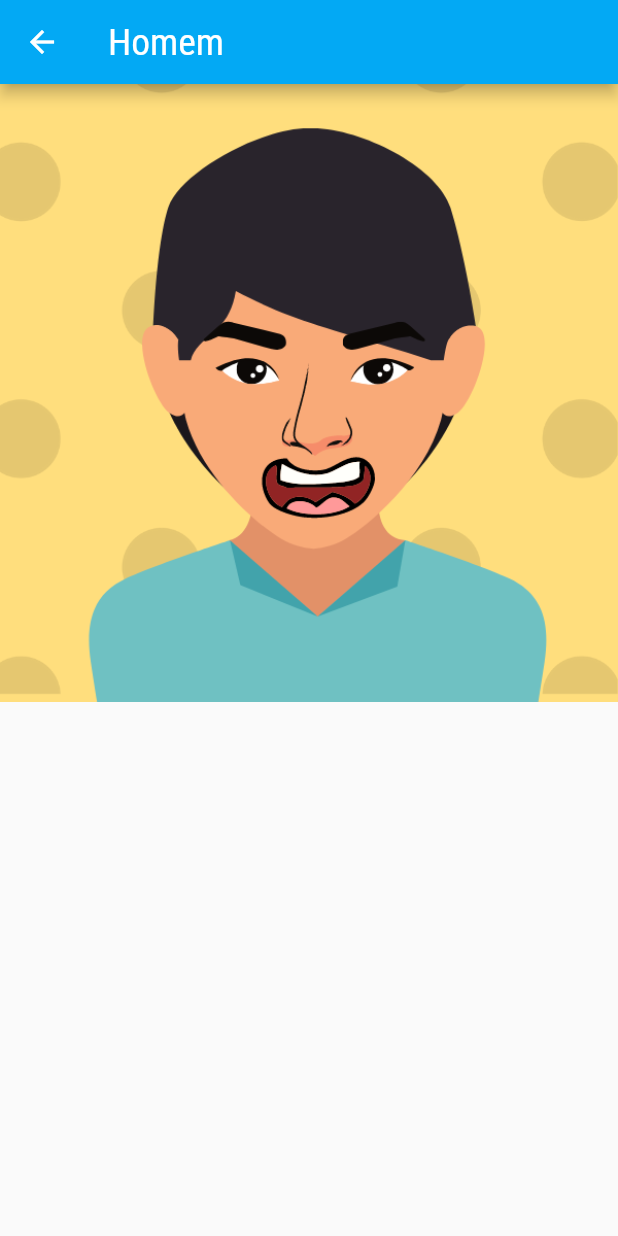
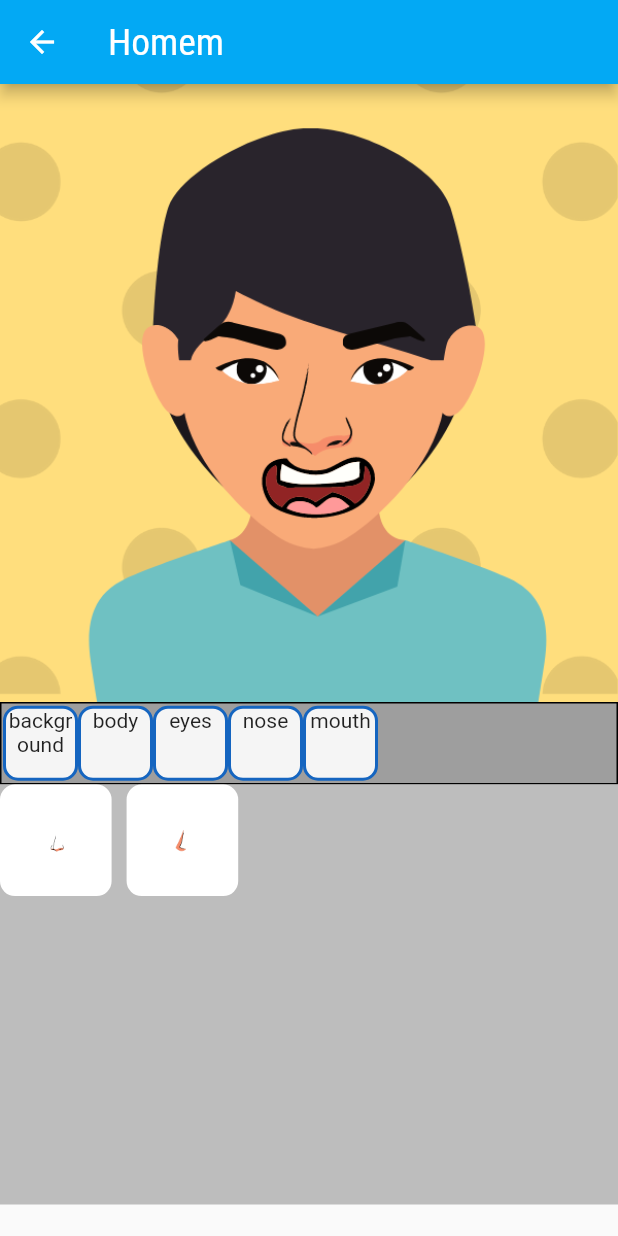
Before and after one commit to hadson0/DrawMe, a Flutter app: the AvatarPainterScreen screen opened directly with sample values from the repository, on a phone screen of 412 x 824 dp. Run offline on Flutter 3.47's test engine with Material 2 defaults, Android fonts, the phone set to English and light mode, and no system bars.

Commit message:
Updated avatar and avatar_painter_screen

```diff
--- a/lib/components/avatar_canvas.dart
+++ b/lib/components/avatar_canvas.dart
@@ -1,7 +1,7 @@
 import 'package:flutter/material.dart';
 
 class AvatarCanvas extends StatelessWidget {
-  final List<String> layers;
+  final Map<String, String> layers;
 
   const AvatarCanvas(
     this.layers, {
@@ -11,10 +11,10 @@ class AvatarCanvas extends StatelessWidget {
   @override
   Widget build(BuildContext context) {
     return Stack(
-      children: layers.map((layer) {
+      children: layers.entries.map((entry) {
         return Container(
           child: Image.asset(
-            layer,
+            entry.value,
             fit: BoxFit.contain,
           ),
         );
--- a/lib/data/dummy_data.dart
+++ b/lib/data/dummy_data.dart
@@ -9,11 +9,11 @@ final dummyAvatars = [
     author: 'Pedrinho Artes',
     avatarSample: 'lib/assets/images/homem.jpg',
     tags: [
+      'brasileiro',
+      'sorrindo',
+      'seila',
+      'pobre',
       'masculino',
-      'sorrindo',
-      'falsidade',
-      'brasileiro',
-      'desempregado',
       'prata'
     ],
     description: 'Avatar de um homem sorrindo',
--- a/lib/models/avatar.dart
+++ b/lib/models/avatar.dart
@@ -9,12 +9,29 @@ class Avatar with ChangeNotifier {
   final String description;
 
   final Map<String, List<String>> layers = {
+    'background': ['lib/assets/images/Man/background.png'],
+    'body': ['lib/assets/images/Man/body.png'],
+    'eyes': [
+      'lib/assets/images/Man/eyes.png',
+      'lib/assets/images/Man/eyes2.png'
+    ],
+    'nose': [
+      'lib/assets/images/Man/nose.png',
+      'lib/assets/images/Man/nose2.png'
+    ],
+    'mouth': [
+      'lib/assets/images/Man/mouth.png',
+      'lib/assets/images/Man/mouth2.png'
+    ],
+  };
+
+  /* final Map<String, List<String>> layers = {
     'background': [''],
     'body': [''],
     'eyes': [''],
     'nose': [''],
     'mouth': [''],
-  };
+  }; */
 
   bool isFavorite;
 
@@ -28,19 +45,19 @@ class Avatar with ChangeNotifier {
     this.isFavorite = false,
   });
 
-  void addLayerImage(String layerName, String image) {
+  void addLayerImage(String layerName, String imagePath) {
     if (layers.containsKey(layerName)) {
-      layers[layerName]?.add(image);
+      layers[layerName]?.add(imagePath);
       /* notifyListeners(); */
     }
   }
 
-  void removeLayerImage(String layerName, String image) {
+  void removeLayerImage(String layerName, String imagePath) {
     if (layers.containsKey(layerName)) {
-      int index = layers[layerName]!.indexWhere((img) => img == image);
+      int index = layers[layerName]!.indexWhere((imageP) => imageP == imagePath);
 
       if (index >= 0) {
-        layers[layerName]!.removeWhere((img) => img == image);
+        layers[layerName]!.removeWhere((imageP) => imageP == imagePath);
         notifyListeners();
       }
     }
--- a/lib/screens/avatar_painter_screen.dart
+++ b/lib/screens/avatar_painter_screen.dart
@@ -12,13 +12,30 @@ class AvatarPainterScreen extends StatefulWidget {
 }
 
 class _AvatarPainterScreenState extends State<AvatarPainterScreen> {
-  List<String> layers = [
-    'lib/assets/images/Man/background.png',
-    'lib/assets/images/Man/body.png',
-    'lib/assets/images/Man/eyes.png',
-    'lib/assets/images/Man/nose.png',
-    'lib/assets/images/Man/mouth.png',
-  ];
+  Map<String, String> layers = {
+    'background': 'lib/assets/images/Man/background.png',
+    'body': 'lib/assets/images/Man/body.png',
+    'eyes': 'lib/assets/images/Man/eyes.png',
+    'nose': 'lib/assets/images/Man/nose.png',
+    'mouth': 'lib/assets/images/Man/mouth.png',
+  };
+
+  String _selectedLayer = 'nose';
+
+  void _selectLayer(String layerName) {
+    setState(() {
+      _selectedLayer = layerName;
+    });
+  }
+
+  void _selectLayerImage(String layerName, String imagePath) {
+    if (layers.containsKey(layerName)) {
+      setState(() {
+        layers[layerName] = imagePath;
+      });
+    }
+  }
+
   @override
   Widget build(BuildContext context) {
     final avatar = ModalRoute.of(context)?.settings.arguments as Avatar;
@@ -30,19 +47,76 @@ class _AvatarPainterScreenState extends State<AvatarPainterScreen> {
       body: Column(
         children: [
           AvatarCanvas(layers),
+          Container(
+            height: 55,
+            width: double.infinity,
+            padding: const EdgeInsets.all(1),
+            decoration: BoxDecoration(
+              color: Colors.grey,
+              border: Border.all(color: Colors.black),
+            ),
+            child: SingleChildScrollView(
+              scrollDirection: Axis.horizontal,
+              child: Row(
+                mainAxisAlignment: MainAxisAlignment.start,
+                children: avatar.layers.entries.map((entry) {
+                  return GestureDetector(
+                    onTap: () => _selectLayer(entry.key),
+                    child: Container(
+                      height: 50,
+                      width: 50,
+                      decoration: BoxDecoration(
+                        color: Colors.grey.shade100,
+                        borderRadius: BorderRadius.circular(10),
+                        border: Border.all(
+                          color: Colors.blue.shade800,
+                          width: 2,
+                        ),
+                      ),
+                      child: Text(
+                        entry.key,
+                        textAlign: TextAlign.center,
+                      ),
+                    ),
+                  );
+                }).toList(),
+              ),
+            ),
+          ),
+          Container(
+            height: 280,
+            width: double.infinity,
+            color: Colors.grey.shade400,
+            child: GridView.builder(
+              itemCount: avatar.layers[_selectedLayer]!.length,
+              itemBuilder: (ctx, i) {
+                return Container(
+                  decoration: BoxDecoration(
+                    color: Colors.white,
+                    borderRadius: BorderRadius.circular(10),
+                  ),
+                  child: GridTile(
+                    child: GestureDetector(
+                      onTap: () => _selectLayerImage(
+                          _selectedLayer, avatar.layers[_selectedLayer]![i]),
+                      child: Image.asset(
+                        avatar.layers[_selectedLayer]![i],
+                        fit: BoxFit.cover,
+                      ),
+                    ),
+                  ),
+                );
+              },
+              gridDelegate: SliverGridDelegateWithFixedCrossAxisCount(
+                crossAxisCount: 5,
+                childAspectRatio: 1,
+                crossAxisSpacing: 10,
+                mainAxisSpacing: 10,
+              ),
+            ),
+          ),
         ],
       ),
     );
   }
 }
-
-/*
-    avatar.addLayerImage('background', 'lib/assets/images/Man/background.png');
-    avatar.addLayerImage('body', 'lib/assets/images/Man/body.png');
-    avatar.addLayerImage('eyes', 'lib/assets/images/Man/eyes.png');
-    avatar.addLayerImage('eyes', 'lib/assets/images/Man/eyes2.png');
-    avatar.addLayerImage('nose', 'lib/assets/images/Man/nose.png');
-    avatar.addLayerImage('nose', 'lib/assets/images/Man/nose2.png');
-    avatar.addLayerImage('mouth', 'lib/assets/images/Man/mouth.png');
-    avatar.addLayerImage('mouth', 'lib/assets/images/Man/mouth2.png');
- */
--- a/pubspec.yaml
+++ b/pubspec.yaml
@@ -54,7 +54,7 @@ flutter:
   - lib/assets/images/Man/background.png
   - lib/assets/images/Man/body.png
   - lib/assets/images/Man/eyes.png
-  - lib/assets/images/Man/eyes.png
+  - lib/assets/images/Man/eyes2.png
   - lib/assets/images/Man/mouth.png
   - lib/assets/images/Man/mouth2.png
   - lib/assets/images/Man/nose.png
```
